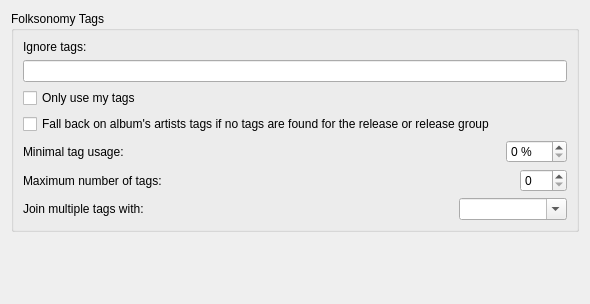
First picture: the form in ui/options_genres.ui, repository metabrainz/picard, before the edit.
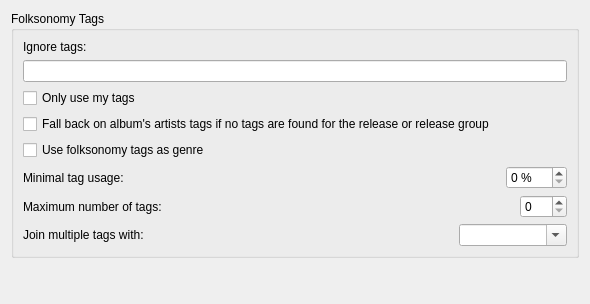
Second picture: the form after the edit.

Commit message: PICARD-1395: Moved folksonomy_tags opton from metadata to genre dialog

Diff of the .ui file:
```diff
--- a/ui/options_genres.ui
+++ b/ui/options_genres.ui
@@ -44,6 +44,13 @@
         </property>
        </widget>
       </item>
+      <item>
+       <widget class="QCheckBox" name="folksonomy_tags">
+        <property name="text">
+         <string>Use folksonomy tags as genre</string>
+        </property>
+       </widget>
+      </item>
       <item>
        <layout class="QHBoxLayout">
         <property name="spacing">
```
The commit also changes 5 other files.
